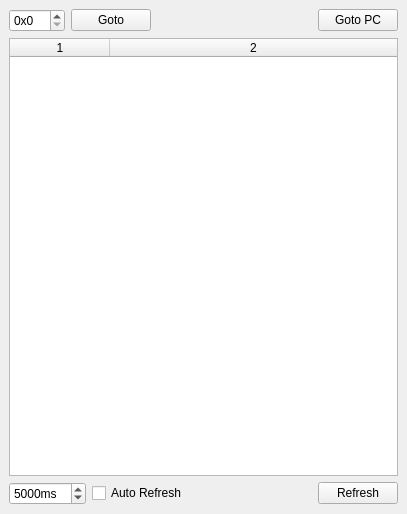
Above: ViewMemoryWindow.ui from andrade824/SuperII before the change. Below: the same form after it.
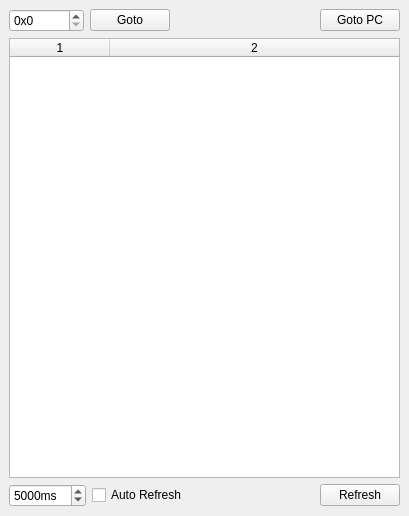
That is the form after the change.

Commit message: Fix spinbox sizes in debug windows not displaying full hex value

The edit to the form file:
```diff
--- a/ViewMemoryWindow.ui
+++ b/ViewMemoryWindow.ui
@@ -6,8 +6,8 @@
    <rect>
     <x>0</x>
     <y>0</y>
-    <width>407</width>
-    <height>514</height>
+    <width>409</width>
+    <height>516</height>
    </rect>
   </property>
   <property name="windowTitle">
@@ -30,7 +30,7 @@
         </property>
         <property name="minimumSize">
          <size>
-          <width>56</width>
+          <width>75</width>
           <height>0</height>
          </size>
         </property>
```
The commit also changes 1 other file.
